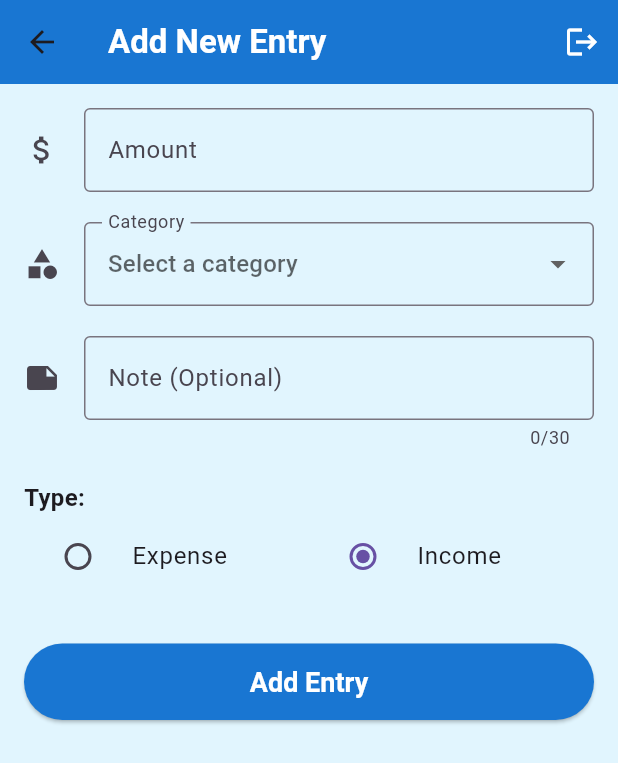
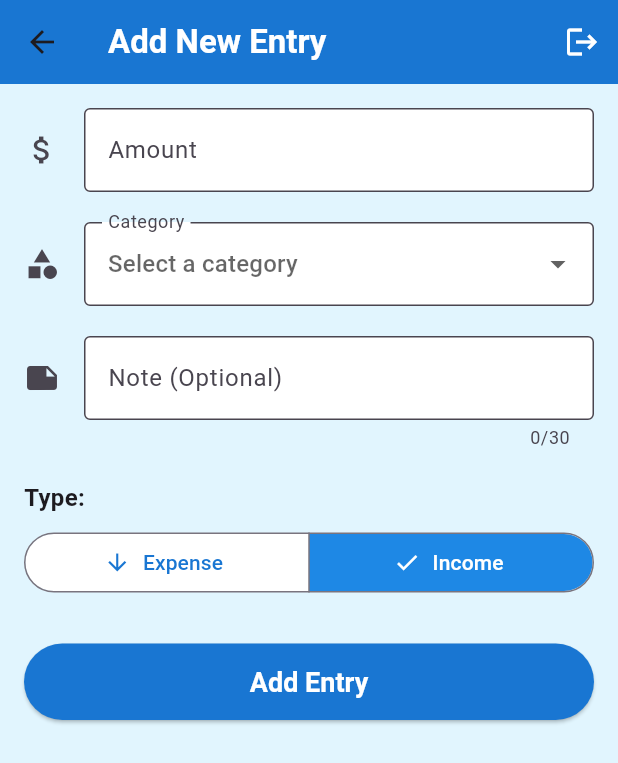
Before and after one commit to blopez024/pocket_book, a Flutter app: the AddEntryScreen screen opened directly, after a tap on "Income", on a phone screen of 412 x 824 dp. Shown: the top 763 px of the screen. Run offline on Flutter 3.47's test engine with Material 3 defaults, Android fonts, the phone set to English and light mode, and no system bars; our stand-ins replace firebase_auth, firebase_core, firebase_database, fl_chart; accounts and stored records are empty; generated files the repository leaves out were written again.

Commit message:
finialize Entry Screen style

```diff
--- a/lib/add_entry_screen.dart
+++ b/lib/add_entry_screen.dart
@@ -9,6 +9,14 @@ class AddEntryScreen extends StatefulWidget {
   @override
   State<AddEntryScreen> createState() => _AddEntryScreenState();
 }
+
+class _CategoryUIData {
+  final IconData icon;
+  final Color color;
+
+  _CategoryUIData({required this.icon, required this.color});
+}
+
 
 enum TransactionType { expense, income }
 
@@ -42,6 +50,26 @@ class _AddEntryScreenState extends State<AddEntryScreen> {
     'Coffee',
     'Other'
   ];
+
+  // Define styles for categories (icon and color)
+  final Map<String, ({IconData icon, Color color})> _categoryStyles = {
+    'Salary': (icon: Icons.attach_money, color: Colors.green.shade300),
+    'Rent': (icon: Icons.home, color: Colors.orange.shade900),
+    'Groceries': (icon: Icons.shopping_cart, color: Colors.blue.shade900),
+    'Phone': (icon: Icons.phone, color: Colors.purple.shade300),
+    'Utilities': (icon: Icons.lightbulb, color: Colors.yellow.shade900),
+    'Transportation': (icon: Icons.directions_car, color: Colors.teal.shade900),
+    'Entertainment': (icon: Icons.movie, color: Colors.pink.shade300),
+    'Savings': (icon: Icons.savings, color: Colors.lightGreen.shade400),
+    'Dining Out': (icon: Icons.restaurant, color: Colors.red.shade300),
+    'Health': (icon: Icons.healing, color: Colors.indigo.shade300),
+    'Freelance': (icon: Icons.work, color: Colors.cyan.shade300),
+    'Gym Membership': (icon: Icons.fitness_center, color: Colors.lime.shade400),
+    'Pet Supplies': (icon: Icons.pets, color: Colors.brown.shade300),
+    'Childcare': (icon: Icons.child_friendly, color: Colors.amber.shade400),
+    'Coffee': (icon: Icons.local_cafe, color: Colors.brown.shade400),
+    'Other': (icon: Icons.category, color: Colors.grey.shade400),
+  };
 
 
   Future<void> _signOut() async {
@@ -139,6 +167,8 @@ class _AddEntryScreenState extends State<AddEntryScreen> {
                   hintText: 'Enter amount (e.g., 25.50)',
                   icon: Icon(Icons.attach_money),
                   border: OutlineInputBorder(),
+                  filled: true, // Make field white
+                  fillColor: Colors.white, // Make field white
                 ),
                 keyboardType: const TextInputType.numberWithOptions(decimal: true),
                 validator: (value) {
@@ -162,16 +192,39 @@ class _AddEntryScreenState extends State<AddEntryScreen> {
                   labelText: 'Category',
                   icon: Icon(Icons.category),
                   border: OutlineInputBorder(),
+                  filled: true,
+                  fillColor: Colors.white,
                 ),
                 value: _selectedCategory,
                 hint: const Text('Select a category'),
                 isExpanded: true,
                 items: _categories.map((String category) {
+                  final style = _categoryStyles[category] ?? _categoryStyles['Other']!; // Fallback to 'Other' style
                   return DropdownMenuItem<String>(
                     value: category,
-                    child: Text(category),
+                    child: Row(
+                      children: <Widget>[
+                        Icon(style.icon, color: style.color, size: 24), // Icon with color
+                        const SizedBox(width: 10),
+                        Text(category, style: const TextStyle(fontSize: 16.0)), // Larger text
+                      ],
+                    ),
                   );
                 }).toList(),
+                selectedItemBuilder: (BuildContext context) {
+                  return _categories.map<Widget>((String category) {
+                    final style = _categoryStyles[category] ?? _categoryStyles['Other']!; // Fallback for safety
+                    return Center( // Center the selected item
+                      child: Row(
+                        children: <Widget>[
+                          Icon(style.icon, color: style.color, size: 20), // Slightly smaller icon for the button face
+                          const SizedBox(width: 8),
+                          Text(category, style: const TextStyle(fontSize: 16.0, color: Colors.black87)), // Larger text
+                        ],
+                      ),
+                    );
+                  }).toList();
+                },
                 onChanged: (String? newValue) {
                   setState(() {
                     _selectedCategory = newValue;
@@ -189,6 +242,8 @@ class _AddEntryScreenState extends State<AddEntryScreen> {
                   hintText: 'Enter a short note',
                   icon: Icon(Icons.note),
                   border: OutlineInputBorder(),
+                  filled: true, // Make field white
+                  fillColor: Colors.white, // Make field white
                 ),
                 maxLength: 30,
                 inputFormatters: [
@@ -197,40 +252,32 @@ class _AddEntryScreenState extends State<AddEntryScreen> {
               ),
               const SizedBox(height: 20),
 
-              // Type Radio Buttons (Expense/Income)
+              // Type Selection (Expense/Income)
               const Text('Type:', style: TextStyle(fontSize: 16, fontWeight: FontWeight.bold)),
-              Row(
-                mainAxisAlignment: MainAxisAlignment.start,
-                children: <Widget>[
-                  Expanded(
-                    child: RadioListTile<TransactionType>(
-                      title: const Text('Expense'),
+              const SizedBox(height: 8),
+              SegmentedButton<TransactionType>(
+                segments: const <ButtonSegment<TransactionType>>[
+                  ButtonSegment<TransactionType>(
                       value: TransactionType.expense,
-                      groupValue: _selectedType,
-                      onChanged: (TransactionType? value) {
-                        if (value != null) {
-                          setState(() {
-                            _selectedType = value;
-                          });
-                        }
-                      },
-                    ),
-                  ),
-                  Expanded(
-                    child: RadioListTile<TransactionType>(
-                      title: const Text('Income'),
+                      label: Text('Expense'),
+                      icon: Icon(Icons.arrow_downward)),
+                  ButtonSegment<TransactionType>(
                       value: TransactionType.income,
-                      groupValue: _selectedType,
-                      onChanged: (TransactionType? value) {
-                        if (value != null) {
-                          setState(() {
-                            _selectedType = value;
-                          });
-                        }
-                      },
-                    ),
-                  ),
+                      label: Text('Income'),
+                      icon: Icon(Icons.arrow_upward)),
                 ],
+                selected: <TransactionType>{_selectedType},
+                onSelectionChanged: (Set<TransactionType> newSelection) {
+                  setState(() {
+                    _selectedType = newSelection.first;
+                  });
+                },
+                style: SegmentedButton.styleFrom(
+                  backgroundColor: Colors.white,
+                  foregroundColor: Colors.blue[700],
+                  selectedForegroundColor: Colors.white,
+                  selectedBackgroundColor: Colors.blue[600],
+                ),
               ),
               const SizedBox(height: 30),
 
```
